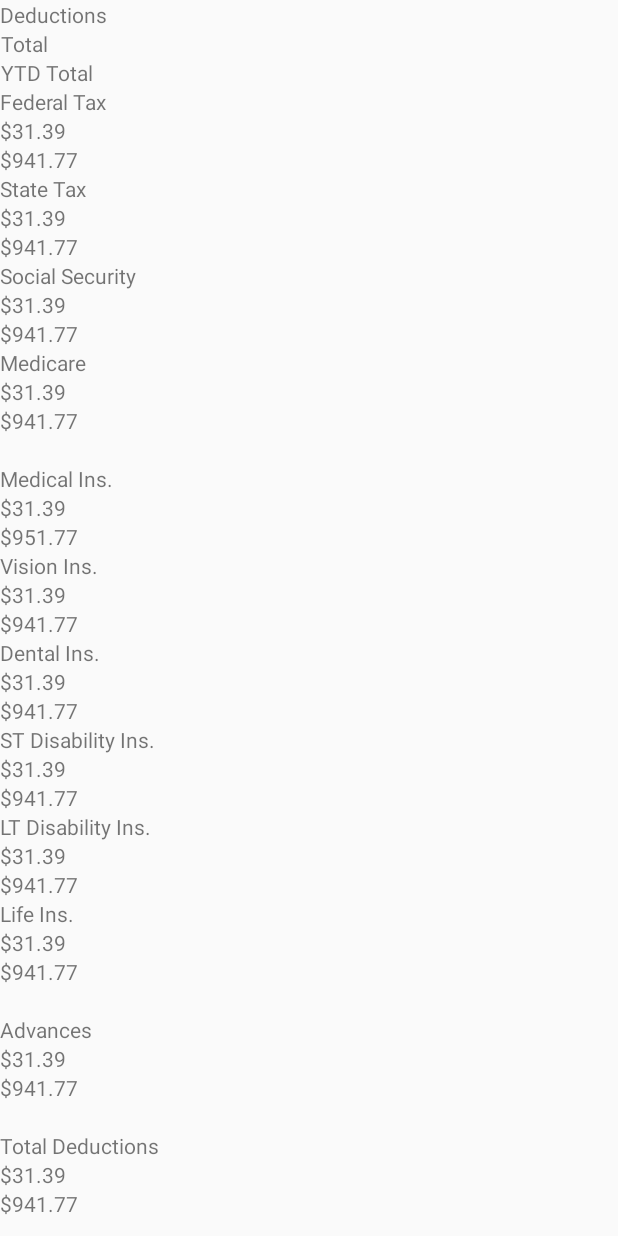
After one commit to torresedel/FinalProjTest, an Android app: the layout user_finance_info_layout.xml on its own in the app's theme, with its tools: preview values and no code run, on a phone screen of 412 x 824 dp. The commit adds this screen. Run offline under Robolectric (Android 15) with nearby library versions, the phone set to English and light mode, and no system bars.

Commit message:
**************** Earnings **************************** Regular Hours //Display total since year start Holiday Hours //Display total since year start PTO Hours //Display total since year start Overtime Hours //Display total since year start
Hourly Rate
Overtime Rate

Reimbursed Expenses <- Expenses -------------Corrected
Advanced Earnings <- Advance    ------------Corrected

Total Hours //Display total since year start
Total Gross Pay //Display total since year start

**************** Deductions **************************
Federal Tax //Display total since year start
State Tax //Display total since year start
Social Security Tax //Display total since year start
Medicare Tax //Display total since year start

Medical Insurance //Display total since year start
Vision Insurance //Display total since year start
Dental Insurance //Display total since year start
Short Term Disability Insurance //Display total since year start
Long Term Disability Insurance //Display total since year start
Life Insurance //Display total since year start
Advances Deducted //Display total since year start

**************** Pay ********************************
Net Pay to Date //Display total to end of Biweekly
Net Pay from Date //Display total From started Biweekly
Net Pay to Year //Display total since year start

```diff
--- a/app/src/main/java/com/example/admin/finalprojtest/MainActivity.java
+++ b/app/src/main/java/com/example/admin/finalprojtest/MainActivity.java
@@ -1,11 +1,15 @@
 package com.example.admin.finalprojtest;
 
+import android.app.AlertDialog;
 import android.content.Intent;
 import android.graphics.Bitmap;
 import android.net.Uri;
+import android.os.Build;
 import android.os.Bundle;
+import android.support.annotation.RequiresApi;
 import android.support.v7.app.AppCompatActivity;
 import android.view.View;
+import android.widget.Button;
 import android.widget.EditText;
 import android.widget.ImageView;
 import android.widget.Toast;
@@ -15,9 +19,10 @@ import com.google.firebase.storage.FirebaseStorage;
 import com.google.firebase.storage.StorageReference;
 import com.google.firebase.storage.UploadTask;
 
-import java.net.URI;
+import java.util.Objects;
 
 import butterknife.BindView;
+import butterknife.ButterKnife;
 
 public class MainActivity extends AppCompatActivity {
 
@@ -45,17 +50,18 @@ public class MainActivity extends AppCompatActivity {
         super.onCreate(savedInstanceState);
         setContentView(R.layout.image_to_storage);
         //ButterKnife.bind(this);
+        //ButterKnife.bind(this);
 
         Intent intent = new Intent();
         intent.setClass(this, FinanceInfoActivity.class);
-        //startActivity(intent);
+        startActivity(intent);
     }
 
     @Override
     protected void onActivityResult(int requestCode, int resultCode, Intent data) {
         super.onActivityResult(requestCode, resultCode, data);
 
-        if(requestCode == GALLERY_INTENT && resultCode == RESULT_OK){
+        if (requestCode == GALLERY_INTENT && resultCode == RESULT_OK) {
             Uri uri = data.getData();
 
             StorageReference filepath = mStorageRef.child("Photos").child(uri.getLastPathSegment());
@@ -91,8 +97,8 @@ public class MainActivity extends AppCompatActivity {
         intent.setType("image/*");
 
         startActivityForResult(intent, GALLERY_INTENT);
+    }
 
-    }
 
 
         /*if (teamName != null
--- a/app/src/main/res/layout/image_to_storage.xml
+++ b/app/src/main/res/layout/image_to_storage.xml
@@ -14,4 +14,13 @@
         android:onClick="sendImageFirebase"
         android:text="Select From Gallery" />
 
+
+    <Button
+        android:layout_width="match_parent"
+        android:layout_height="wrap_content"
+        android:text="Request Expense"
+        android:onClick="requestAdvance"/>
+
+
+
 </LinearLayout>
--- /dev/null
+++ b/app/src/main/res/layout/user_finance_info_layout.xml
@@ -0,0 +1,415 @@
+<?xml version="1.0" encoding="UTF-8"?>
+
+<LinearLayout xmlns:android="http://schemas.android.com/apk/res/android"
+    android:layout_width="match_parent"
+    android:layout_height="match_parent"
+    android:orientation="vertical">
+
+
+    <TextView
+        android:layout_width="wrap_content"
+        android:layout_height="wrap_content"
+        android:layout_columnWeight="1"
+        android:layout_gravity="fill"
+        android:gravity="start"
+        android:text="Deductions" />
+
+    <TextView
+        android:layout_width="wrap_content"
+        android:layout_height="wrap_content"
+        android:layout_columnWeight="1"
+        android:layout_gravity="fill"
+        android:gravity="end"
+        android:text="Total" />
+
+    <TextView
+        android:layout_width="wrap_content"
+        android:layout_height="wrap_content"
+        android:layout_columnWeight="1"
+        android:layout_gravity="fill"
+        android:gravity="end"
+        android:text="YTD Total" />
+
+    <!--Federal Tax-->
+
+
+    <TextView
+        android:layout_width="wrap_content"
+        android:layout_height="wrap_content"
+        android:layout_columnWeight="1"
+        android:layout_gravity="fill"
+        android:gravity="start"
+        android:text="Federal Tax" />
+
+    <TextView
+        android:id="@+id/tvPayStub_federalTax"
+        android:layout_width="wrap_content"
+        android:layout_height="wrap_content"
+        android:layout_columnWeight="1"
+        android:layout_gravity="fill"
+        android:gravity="end"
+        android:text="$31.39" />
+
+    <TextView
+        android:id="@+id/tvPayStub_ytdFederalTax"
+        android:layout_width="wrap_content"
+        android:layout_height="wrap_content"
+        android:layout_columnWeight="1"
+        android:layout_gravity="fill"
+        android:gravity="end"
+        android:text="$941.77" />
+
+    <!--State Tax-->
+
+
+    <TextView
+        android:layout_width="wrap_content"
+        android:layout_height="wrap_content"
+        android:layout_columnWeight="1"
+        android:layout_gravity="fill"
+        android:gravity="start"
+        android:text="State Tax" />
+
+    <TextView
+        android:id="@+id/tvPayStub_stateTax"
+        android:layout_width="wrap_content"
+        android:layout_height="wrap_content"
+        android:layout_columnWeight="1"
+        android:layout_gravity="fill"
+        android:gravity="end"
+        android:text="$31.39" />
+
+    <TextView
+        android:id="@+id/tvPayStub_ytdStateTax"
+        android:layout_width="wrap_content"
+        android:layout_height="wrap_content"
+        android:layout_columnWeight="1"
+        android:layout_gravity="fill"
+        android:gravity="end"
+        android:text="$941.77" />
+
+    <!--Social Security Tax-->
+
+
+    <TextView
+        android:layout_width="wrap_content"
+        android:layout_height="wrap_content"
+        android:layout_columnWeight="1"
+        android:layout_gravity="fill"
+        android:gravity="start"
+        android:text="Social Security" />
+
+    <TextView
+        android:id="@+id/tvPayStub_socialSecurityTax"
+        android:layout_width="wrap_content"
+        android:layout_height="wrap_content"
+        android:layout_columnWeight="1"
+        android:layout_gravity="fill"
+        android:gravity="end"
+        android:text="$31.39" />
+
+    <TextView
+        android:id="@+id/tvPayStub_ytdSocialSecurityTax"
+        android:layout_width="wrap_content"
+        android:layout_height="wrap_content"
+        android:layout_columnWeight="1"
+        android:layout_gravity="fill"
+        android:gravity="end"
+        android:text="$941.77" />
+
+    <!--Medicare Tax-->
+
+
+    <TextView
+        android:layout_width="wrap_content"
+        android:layout_height="wrap_content"
+        android:layout_columnWeight="1"
+        android:layout_gravity="fill"
+        android:gravity="start"
+        android:text="Medicare" />
+
+    <TextView
+        android:id="@+id/tvPayStub_medicareTax"
+        android:layout_width="wrap_content"
+        android:layout_height="wrap_content"
+        android:layout_columnWeight="1"
+        android:layout_gravity="fill"
+        android:gravity="end"
+        android:text="$31.39" />
+
+    <TextView
+        android:id="@+id/tvPayStub_ytdMedicareTax"
+        android:layout_width="wrap_content"
+        android:layout_height="wrap_content"
+        android:layout_columnWeight="1"
+        android:layout_gravity="fill"
+        android:gravity="end"
+        android:text="$941.77" />
+
+    <!--Spacer-->
+
+
+    <TextView
+        android:layout_width="wrap_content"
+        android:layout_height="wrap_content"
+        android:layout_columnSpan="3"
+        android:layout_columnWeight="1"
+        android:layout_gravity="fill"
+        android:gravity="start" />
+
+    <!--Medical Insurance-->
+
+
+    <TextView
+        android:layout_width="wrap_content"
+        android:layout_height="wrap_content"
+        android:layout_columnWeight="1"
+        android:layout_gravity="fill"
+        android:gravity="start"
+        android:text="Medical Ins." />
+
+    <TextView
+        android:id="@+id/tvPayStub_medicalInsurance"
+        android:layout_width="wrap_content"
+        android:layout_height="wrap_content"
+        android:layout_columnWeight="1"
+        android:layout_gravity="fill"
+        android:gravity="end"
+        android:text="$31.39" />
+
+    <TextView
+        android:id="@+id/tvPayStub_ytdMedicalInsurance"
+        android:layout_width="wrap_content"
+        android:layout_height="wrap_content"
+        android:layout_columnWeight="1"
+        android:layout_gravity="fill"
+        android:gravity="end"
+        android:text="$951.77" />
+
+    <!--Vision Ins.-->
+
+
+    <TextView
+        android:layout_width="wrap_content"
+        android:layout_height="wrap_content"
+        android:layout_columnWeight="1"
+        android:layout_gravity="fill"
+        android:gravity="start"
+        android:text="Vision Ins." />
+
+    <TextView
+        android:id="@+id/tvPayStub_visionInsurance"
+        android:layout_width="wrap_content"
+        android:layout_height="wrap_content"
+        android:layout_columnWeight="1"
+        android:layout_gravity="fill"
+        android:gravity="end"
+        android:text="$31.39" />
+
+    <TextView
+        android:id="@+id/tvPayStub_ytdVisualInsurance"
+        android:layout_width="wrap_content"
+        android:layout_height="wrap_content"
+        android:layout_columnWeight="1"
+        android:layout_gravity="fill"
+        android:gravity="end"
+        android:text="$941.77" />
+
+    <!--Dental Ins.-->
+
+
+    <TextView
+        android:layout_width="wrap_content"
+        android:layout_height="wrap_content"
+        android:layout_columnWeight="1"
+        android:layout_gravity="fill"
+        android:gravity="start"
+        android:text="Dental Ins." />
+
+    <TextView
+        android:id="@+id/tvPayStub_dentalInsurance"
+        android:layout_width="wrap_content"
+        android:layout_height="wrap_content"
+        android:layout_columnWeight="1"
+        android:layout_gravity="fill"
+        android:gravity="end"
+        android:text="$31.39" />
+
+    <TextView
+        android:id="@+id/tvPayStub_ytdDentalInsurance"
+        android:layout_width="wrap_content"
+        android:layout_height="wrap_content"
+        android:layout_columnWeight="1"
+        android:layout_gravity="fill"
+        android:gravity="end"
+        android:text="$941.77" />
+
+    <!--Short Term Disability Ins.-->
+
+
+    <TextView
+        android:layout_width="wrap_content"
+        android:layout_height="wrap_content"
+        android:layout_columnWeight="1"
+        android:layout_gravity="fill"
+        android:gravity="start"
+        android:text="ST Disability Ins." />
+
+    <TextView
+        android:id="@+id/tvPayStub_stDisability"
+        android:layout_width="wrap_content"
+        android:layout_height="wrap_content"
+        android:layout_columnWeight="1"
+        android:layout_gravity="fill"
+        android:gravity="end"
+        android:text="$31.39" />
+
+    <TextView
+        android:id="@+id/tvPayStub_ytdSTDisability"
+        android:layout_width="wrap_content"
+        android:layout_height="wrap_content"
+        android:layout_columnWeight="1"
+        android:layout_gravity="fill"
+        android:gravity="end"
+        android:text="$941.77" />
+
+    <!--Long Term Disability Ins.-->
+
+
+    <TextView
+        android:layout_width="wrap_content"
+        android:layout_height="wrap_content"
+        android:layout_columnWeight="1"
+        android:layout_gravity="fill"
+        android:gravity="start"
+        android:text="LT Disability Ins." />
+
+    <TextView
+        android:id="@+id/tvPayStub_ltDisability"
+        android:layout_width="wrap_content"
+        android:layout_height="wrap_content"
+        android:layout_columnWeight="1"
+        android:layout_gravity="fill"
+        android:gravity="end"
+        android:text="$31.39" />
+
+    <TextView
+        android:id="@+id/tvPayStub_ytdLTDisability"
+        android:layout_width="wrap_content"
+        android:layout_height="wrap_content"
+        android:layout_columnWeight="1"
+        android:layout_gravity="fill"
+        android:gravity="end"
+        android:text="$941.77" />
+
+    <!--Life Ins.-->
+
+
+    <TextView
+        android:layout_width="wrap_content"
+        android:layout_height="wrap_content"
+        android:layout_columnWeight="1"
+        android:layout_gravity="fill"
+        android:gravity="start"
+        android:text="Life Ins." />
+
+    <TextView
+        android:id="@+id/tvPayStub_lifeInsurance"
+        android:layout_width="wrap_content"
+        android:layout_height="wrap_content"
+        android:layout_columnWeight="1"
+        android:layout_gravity="fill"
+        android:gravity="end"
+        android:text="$31.39" />
+
+    <TextView
+        android:id="@+id/tvPayStub_ytdLifeDisability"
+        android:layout_width="wrap_content"
+        android:layout_height="wrap_content"
+        android:layout_columnWeight="1"
+        android:layout_gravity="fill"
+        android:gravity="end"
+        android:text="$941.77" />
+
+    <!--Spacer-->
+
+
+    <TextView
+        android:layout_width="wrap_content"
+        android:layout_height="wrap_content"
+        android:layout_columnSpan="3"
+        android:layout_columnWeight="1"
+        android:layout_gravity="fill"
+        android:gravity="start" />
+
+    <!--Advances Deducted-->
+
+
+    <TextView
+        android:layout_width="wrap_content"
+        android:layout_height="wrap_content"
+        android:layout_columnWeight="1"
+        android:layout_gravity="fill"
+        android:gravity="start"
+        android:text="Advances" />
+
+    <TextView
+        android:id="@+id/tvPayStub_advancesDeduction"
+        android:layout_width="wrap_content"
+        android:layout_height="wrap_content"
+        android:layout_columnWeight="1"
+        android:layout_gravity="fill"
+        android:gravity="end"
+        android:text="$31.39" />
+
+    <TextView
+        android:id="@+id/tvPayStub_ytdAdvancesDeduction"
+        android:layout_width="wrap_content"
+        android:layout_height="wrap_content"
+        android:layout_columnWeight="1"
+        android:layout_gravity="fill"
+        android:gravity="end"
+        android:text="$941.77" />
+
+    <!--Spacer-->
+
+
+    <TextView
+        android:layout_width="wrap_content"
+        android:layout_height="wrap_content"
+        android:layout_columnSpan="3"
+        android:layout_columnWeight="1"
+        android:layout_gravity="fill"
+        android:gravity="start" />
+
+    <!--Total Deductions-->
+
+
+    <TextView
+        android:layout_width="wrap_content"
+        android:layout_height="wrap_content"
+        android:layout_columnWeight="1"
+        android:layout_gravity="fill"
+        android:gravity="start"
+        android:text="Total Deductions" />
+
+    <TextView
+        android:id="@+id/tvPayStub_totalDeduction"
+        android:layout_width="wrap_content"
+        android:layout_height="wrap_content"
+        android:layout_columnWeight="1"
+        android:layout_gravity="fill"
+        android:gravity="end"
+        android:text="$31.39" />
+
+    <TextView
+        android:id="@+id/tvPayStub_ytdTotalDeduction"
+        android:layout_width="wrap_content"
+        android:layout_height="wrap_content"
+        android:layout_columnWeight="1"
+        android:layout_gravity="fill"
+        android:gravity="end"
+        android:text="$941.77" />
+
+
+</LinearLayout>
```
